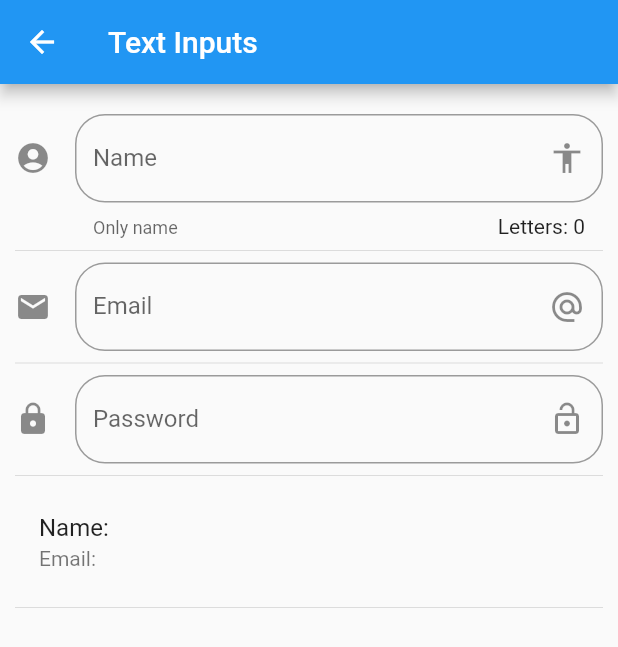
After one commit to CristhoperDev/flutter_components, a Flutter app: the InputPage screen opened by its route, on a phone screen of 412 x 824 dp. The commit adds this screen. Shown: the top 647 px of the screen. Run offline on Flutter 3.47's test engine with Material 2 defaults, Android fonts, the phone set to English and light mode, and no system bars; network calls fail.

Commit message:
Email and password fields

```diff
--- a/data/menu_options.json
+++ b/data/menu_options.json
@@ -20,6 +20,11 @@
             "route" : "animatedContainer",
             "icon" : "donut_large",
             "text": "Animated Container"
+        },
+        {
+            "route" : "inputs",
+            "icon" : "input",
+            "text": "Inputs"
         }
     ]
 }
--- /dev/null
+++ b/lib/src/pages/input_page.dart
@@ -0,0 +1,99 @@
+import 'package:flutter/material.dart';
+
+class InputPage extends StatefulWidget {
+  @override
+  _InputPageState createState() => _InputPageState();
+}
+
+class _InputPageState extends State<InputPage> {
+  String _name = '';
+  String _email = '';
+
+  @override
+  Widget build(BuildContext context) {
+    return Scaffold(
+      appBar: AppBar(
+        title: Text('Text Inputs'),
+      ),
+      body: ListView(
+        padding: EdgeInsets.symmetric(horizontal: 10.0, vertical: 20.0),
+        children: <Widget>[
+          _createInputs(),
+          Divider(),
+          _createEmail(),
+          Divider(),
+          _createPassword(),
+          Divider(),
+          _createPeople(),
+          Divider(),
+        ],
+      ),
+    );
+  }
+
+  Widget _createInputs() {
+    return TextField(
+      //autofocus: true,
+      textCapitalization: TextCapitalization.sentences,
+      decoration: InputDecoration(
+        border: OutlineInputBorder(
+          borderRadius: BorderRadius.circular(20.0)
+        ),
+        counter: Text('Letters: ${_name.length}'),
+        hintText: 'Person name',
+        labelText: 'Name',
+        helperText: 'Only name',
+        suffixIcon: Icon(Icons.accessibility),
+        icon: Icon(Icons.account_circle)
+      ),
+      onChanged: (value) {
+        setState(() {
+          _name = value;
+        });
+      },
+    );
+  }
+
+  Widget _createEmail() {
+    return TextField(
+      keyboardType: TextInputType.emailAddress,
+      decoration: InputDecoration(
+          border: OutlineInputBorder(
+              borderRadius: BorderRadius.circular(20.0)
+          ),
+          hintText: 'Email',
+          labelText: 'Email',
+          suffixIcon: Icon(Icons.alternate_email),
+          icon: Icon(Icons.email)
+      ),
+      onChanged: (value) => setState(() {
+        _email = value;
+      })
+    );
+  }
+
+  Widget _createPassword() {
+    return TextField(
+      obscureText: true,
+        decoration: InputDecoration(
+            border: OutlineInputBorder(
+              borderRadius: BorderRadius.circular(20.0)
+            ),
+            hintText: 'Password',
+            labelText: 'Password',
+            suffixIcon: Icon(Icons.lock_open),
+            icon: Icon(Icons.lock)
+        ),
+        onChanged: (value) => setState(() {
+          _email = value;
+        })
+    );
+  }
+
+  Widget _createPeople() {
+    return ListTile(
+      title: Text('Name: $_name'),
+      subtitle: Text('Email: $_email' ),
+    );
+  }
+}
--- a/lib/src/routes.dart
+++ b/lib/src/routes.dart
@@ -4,13 +4,15 @@ import 'package:flutter_components/src/pages/home_page.dart';
 import 'package:flutter_components/src/pages/alert_page.dart';
 import 'package:flutter_components/src/pages/avatar_page.dart';
 import 'package:flutter_components/src/pages/card_page.dart';
+import 'package:flutter_components/src/pages/input_page.dart';
 
 Map<String, WidgetBuilder> getApplicationsRoutes() {
   return <String, WidgetBuilder> {
-    '/'                 : ( BuildContext context) => HomePage(),
-    'alert'             : ( BuildContext context) => AlertPage(),
-    'avatar'            : ( BuildContext context) => AvatarPage(),
-    'card'              : ( BuildContext context) => CardPage(),
-    'animatedContainer' : (BuildContext context) => AnimatedContainerPage()
+    '/'                 : (BuildContext context) => HomePage(),
+    'alert'             : (BuildContext context) => AlertPage(),
+    'avatar'            : (BuildContext context) => AvatarPage(),
+    'card'              : (BuildContext context) => CardPage(),
+    'animatedContainer' : (BuildContext context) => AnimatedContainerPage(),
+    'inputs'            : (BuildContext context) => InputPage()
   };
 }
--- a/lib/src/utils/util_icon_string.dart
+++ b/lib/src/utils/util_icon_string.dart
@@ -4,7 +4,8 @@ final _icon = <String, IconData>{
   'add_alert'     : Icons.add_alert,
   'accessibility' : Icons.accessibility,
   'folder_open'   : Icons.folder_open,
-  'donut_large'   : Icons.donut_large
+  'donut_large'   : Icons.donut_large,
+  'input'         : Icons.input,
 };
 
 Icon getIcon(String nameIcon) {
```
